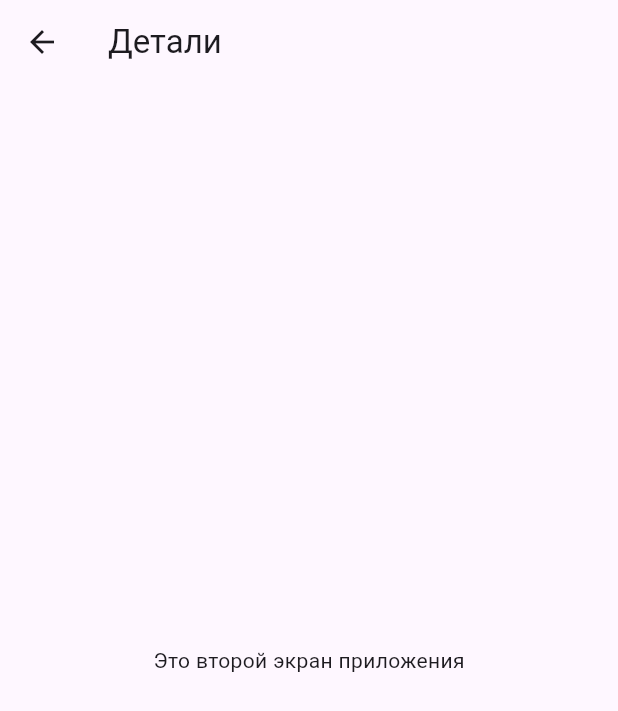
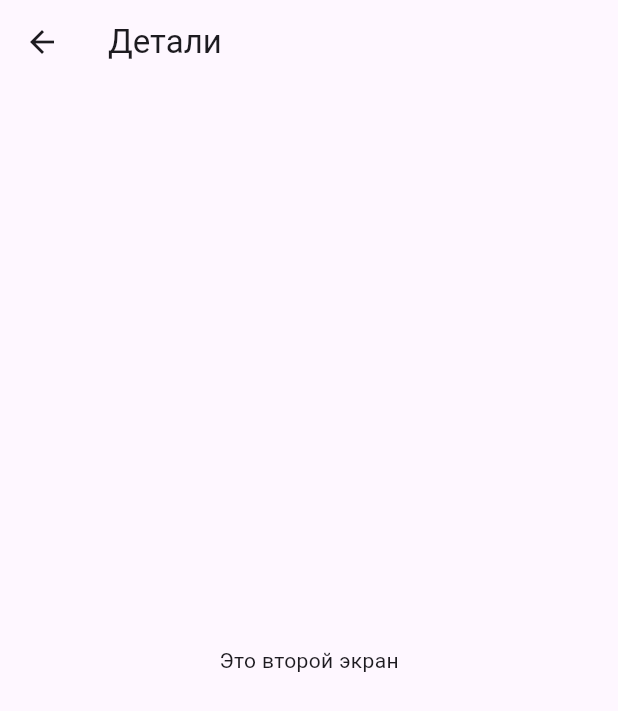
Before and after one commit to timaxxez/flutter, a Flutter app: the DetailsScreen screen opened directly, on a phone screen of 412 x 824 dp. Shown: the top 711 px of the screen. Run offline on Flutter 3.47's test engine with Material 3 defaults, Android fonts, the phone set to English and light mode, and no system bars.

```diff
--- a/lib/screens/details_screen.dart
+++ b/lib/screens/details_screen.dart
@@ -1,12 +1,14 @@
 import 'package:flutter/material.dart';
+
 class DetailsScreen extends StatelessWidget {
     const DetailsScreen({super.key});
+
     @override
     Widget build(BuildContext context) {
         return Scaffold(
             appBar: AppBar(title: const Text('Детали')),
             body: const Center(
-      child: Text('Это второй экран приложения'),
+                child: Text('Это второй экран'),
                 ),
             );
         }
```
Also changed, not shown: lib/screens/home_screen.dart (line endings or trailing spaces). Lines whose indentation alone changed are shown as unchanged.
